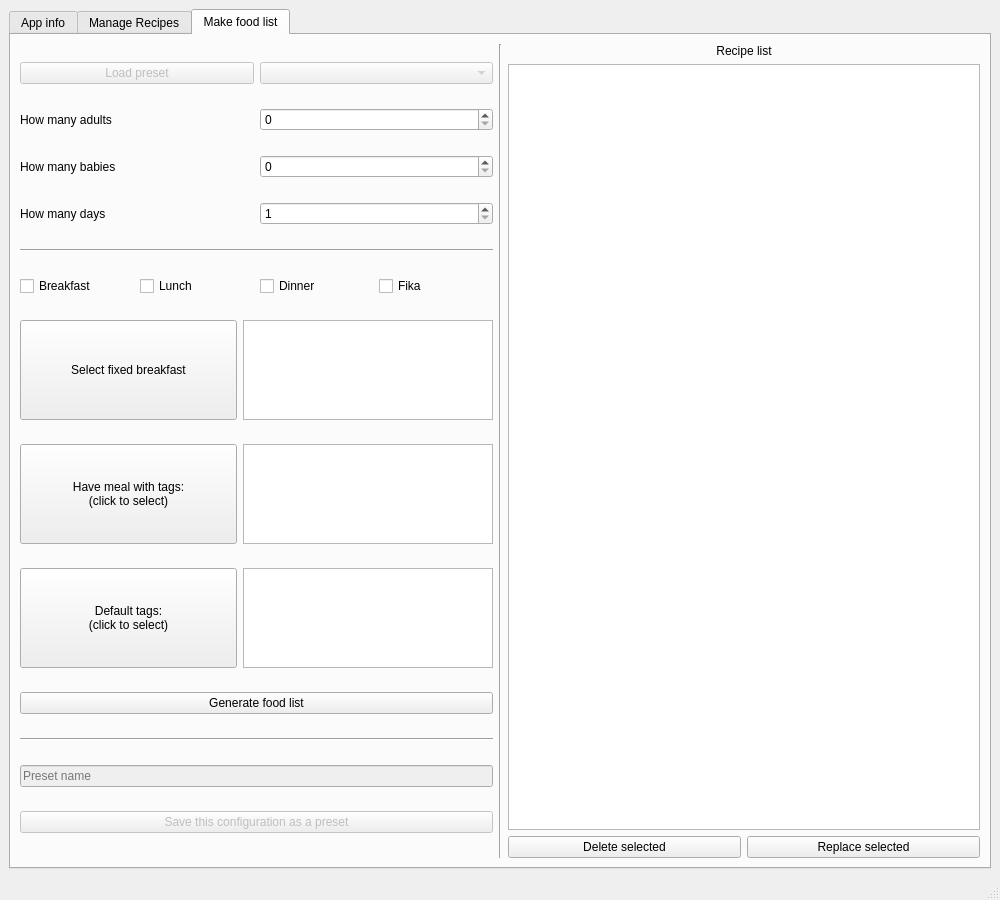
Qt form main_window.ui (slevasse/foodinator) before a commit.
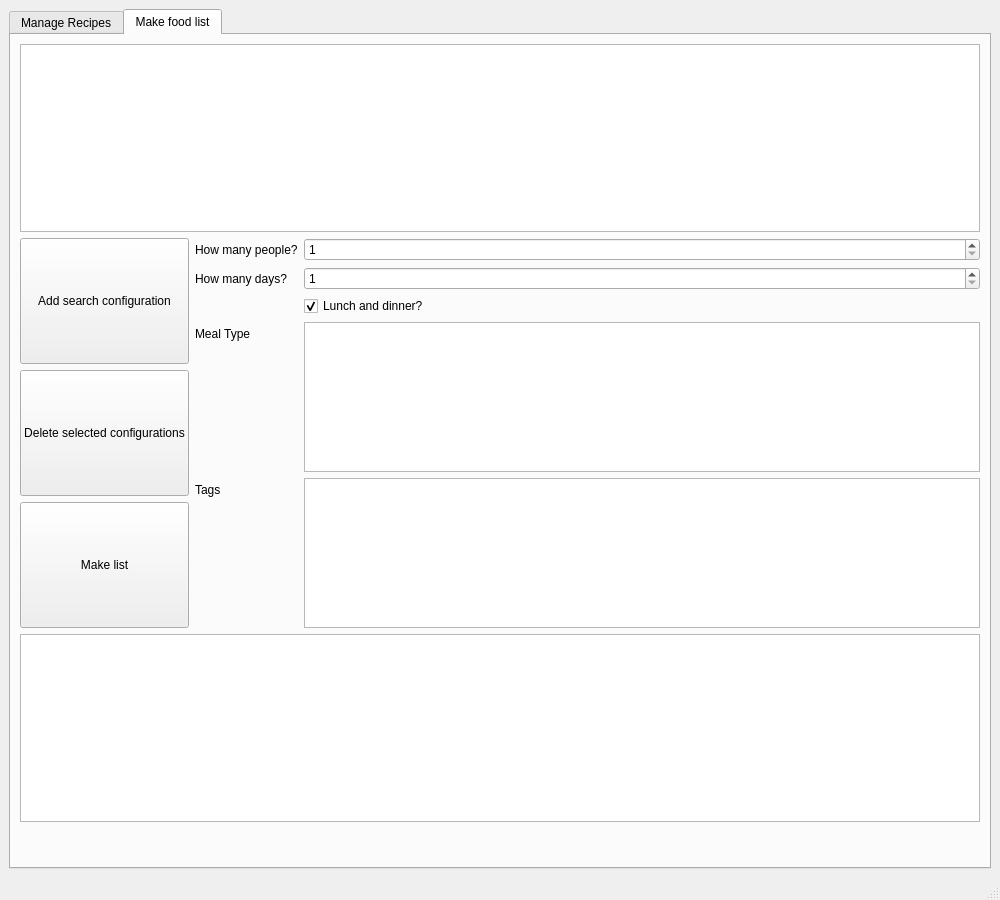
The same form after that commit.

```diff
--- a/main_window.ui
+++ b/main_window.ui
@@ -23,48 +23,6 @@
       <property name="currentIndex">
        <number>2</number>
       </property>
-      <widget class="QWidget" name="tab">
-       <attribute name="title">
-        <string>App info</string>
-       </attribute>
-       <layout class="QGridLayout" name="gridLayout_2">
-        <item row="1" column="1">
-         <widget class="QLabel" name="label_recipe_count">
-          <property name="text">
-           <string>Number of recipe stored:</string>
-          </property>
-         </widget>
-        </item>
-        <item row="1" column="2">
-         <widget class="QLabel" name="label_number_of_recipe">
-          <property name="text">
-           <string>0</string>
-          </property>
-         </widget>
-        </item>
-        <item row="0" column="2">
-         <widget class="QLabel" name="label_current_food_list_path">
-          <property name="text">
-           <string>recipe_list_db.json</string>
-          </property>
-         </widget>
-        </item>
-        <item row="0" column="1">
-         <widget class="QLabel" name="label">
-          <property name="text">
-           <string>Current recipe list path:</string>
-          </property>
-         </widget>
-        </item>
-        <item row="0" column="3">
-         <widget class="QPushButton" name="pushButton_select_food_list">
-          <property name="text">
-           <string>Select another recipe list</string>
-          </property>
-         </widget>
-        </item>
-       </layout>
-      </widget>
       <widget class="QWidget" name="tab_3">
        <attribute name="title">
         <string>Manage Recipes</string>
@@ -234,6 +192,41 @@
           </item>
          </layout>
         </item>
+        <item>
+         <layout class="QHBoxLayout" name="horizontalLayout_5">
+          <item>
+           <widget class="QLabel" name="label_9">
+            <property name="text">
+             <string>Current recipe list path:</string>
+            </property>
+           </widget>
+          </item>
+          <item>
+           <widget class="QLabel" name="label_current_food_list_path">
+            <property name="text">
+             <string>recipe_list_db.json</string>
+            </property>
+           </widget>
+          </item>
+          <item>
+           <widget class="QPushButton" name="pushButton_select_food_list">
+            <property name="text">
+             <string>Select recipe list location</string>
+            </property>
+           </widget>
+          </item>
+          <item>
+           <widget class="QLCDNumber" name="label_number_of_recipe">
+            <property name="frameShape">
+             <enum>QFrame::Panel</enum>
+            </property>
+            <property name="frameShadow">
+             <enum>QFrame::Sunken</enum>
+            </property>
+           </widget>
+          </item>
+         </layout>
+        </item>
        </layout>
       </widget>
       <widget class="QWidget" name="tab_2">
@@ -241,322 +234,190 @@
         <string>Make food list</string>
        </attribute>
        <layout class="QHBoxLayout" name="horizontalLayout_9">
-        <item>
-         <layout class="QVBoxLayout" name="verticalLayout_base">
-          <item>
-           <layout class="QHBoxLayout" name="horizontalLayout_12">
-            <item>
-             <widget class="QPushButton" name="pushButton_load_preset">
-              <property name="enabled">
-               <bool>false</bool>
-              </property>
-              <property name="text">
-               <string>Load preset</string>
-              </property>
-             </widget>
-            </item>
-            <item>
-             <widget class="QComboBox" name="comboBox_select_preset">
-              <property name="enabled">
-               <bool>false</bool>
-              </property>
-             </widget>
-            </item>
-           </layout>
-          </item>
-          <item>
-           <layout class="QHBoxLayout" name="horizontalLayout_6">
-            <item>
-             <widget class="QLabel" name="label_3">
-              <property name="text">
-               <string>How many adults</string>
-              </property>
-             </widget>
-            </item>
-            <item>
-             <widget class="QSpinBox" name="spinBox_adult_count">
-              <property name="minimum">
-               <number>0</number>
-              </property>
-              <property name="value">
-               <number>0</number>
-              </property>
-             </widget>
-            </item>
-           </layout>
-          </item>
-          <item>
-           <layout class="QHBoxLayout" name="horizontalLayout_7">
-            <item>
-             <widget class="QLabel" name="label_14">
-              <property name="text">
-               <string>How many babies</string>
-              </property>
-             </widget>
-            </item>
-            <item>
-             <widget class="QSpinBox" name="spinBox_baby_count"/>
-            </item>
-           </layout>
-          </item>
-          <item>
-           <layout class="QHBoxLayout" name="horizontalLayout_5">
-            <item>
-             <widget class="QLabel" name="label_2">
-              <property name="text">
-               <string>How many days</string>
-              </property>
-             </widget>
-            </item>
-            <item>
-             <widget class="QSpinBox" name="spinBox_day_count">
-              <property name="minimum">
-               <number>1</number>
-              </property>
-             </widget>
-            </item>
-           </layout>
-          </item>
-          <item>
-           <widget class="Line" name="line_3">
-            <property name="orientation">
-             <enum>Qt::Horizontal</enum>
-            </property>
-           </widget>
-          </item>
-          <item>
-           <layout class="QHBoxLayout" name="horizontalLayout_8">
-            <item>
-             <widget class="QCheckBox" name="checkBox_breakfast">
-              <property name="text">
-               <string>Breakfast</string>
-              </property>
-             </widget>
-            </item>
-            <item>
-             <widget class="QCheckBox" name="checkBox_lunch">
-              <property name="text">
-               <string>Lunch</string>
-              </property>
-             </widget>
-            </item>
-            <item>
-             <widget class="QCheckBox" name="checkBox_dinner">
-              <property name="text">
-               <string>Dinner</string>
-              </property>
-             </widget>
-            </item>
-            <item>
-             <widget class="QCheckBox" name="checkBox_fika">
-              <property name="text">
-               <string>Fika</string>
-              </property>
-             </widget>
-            </item>
-           </layout>
-          </item>
-          <item>
-           <layout class="QHBoxLayout" name="horizontalLayout_13">
-            <property name="sizeConstraint">
-             <enum>QLayout::SetDefaultConstraint</enum>
-            </property>
-            <property name="topMargin">
-             <number>0</number>
-            </property>
-            <item>
-             <widget class="QPushButton" name="pushButton_select_fixed_breakfast">
-              <property name="sizePolicy">
-               <sizepolicy hsizetype="Minimum" vsizetype="Minimum">
-                <horstretch>0</horstretch>
-                <verstretch>0</verstretch>
-               </sizepolicy>
-              </property>
-              <property name="maximumSize">
-               <size>
-                <width>16777215</width>
-                <height>100</height>
-               </size>
-              </property>
-              <property name="text">
-               <string>Select fixed breakfast</string>
-              </property>
-             </widget>
-            </item>
-            <item>
-             <widget class="QTableWidget" name="tableWidget_fixed_breakfast">
-              <property name="sizePolicy">
-               <sizepolicy hsizetype="Expanding" vsizetype="Minimum">
-                <horstretch>0</horstretch>
-                <verstretch>0</verstretch>
-               </sizepolicy>
-              </property>
-              <property name="maximumSize">
-               <size>
-                <width>250</width>
-                <height>100</height>
-               </size>
-              </property>
-             </widget>
-            </item>
-           </layout>
-          </item>
-          <item>
-           <layout class="QHBoxLayout" name="horizontalLayout_11">
-            <item>
-             <widget class="QPushButton" name="pushButton">
-              <property name="sizePolicy">
-               <sizepolicy hsizetype="Minimum" vsizetype="Minimum">
-                <horstretch>0</horstretch>
-                <verstretch>0</verstretch>
-               </sizepolicy>
-              </property>
-              <property name="maximumSize">
-               <size>
-                <width>16777215</width>
-                <height>100</height>
-               </size>
-              </property>
-              <property name="text">
-               <string>Have meal with tags:
-(click to select)</string>
-              </property>
-             </widget>
-            </item>
-            <item>
-             <widget class="QTableWidget" name="tableWidget_required_tags">
-              <property name="sizePolicy">
-               <sizepolicy hsizetype="Expanding" vsizetype="Minimum">
-                <horstretch>0</horstretch>
-                <verstretch>0</verstretch>
-               </sizepolicy>
-              </property>
-              <property name="maximumSize">
-               <size>
-                <width>250</width>
-                <height>100</height>
-               </size>
-              </property>
-             </widget>
-            </item>
-           </layout>
-          </item>
-          <item>
-           <layout class="QHBoxLayout" name="horizontalLayout_10">
-            <item>
-             <widget class="QPushButton" name="pushButton_2">
-              <property name="sizePolicy">
-               <sizepolicy hsizetype="Minimum" vsizetype="Minimum">
-                <horstretch>0</horstretch>
-                <verstretch>0</verstretch>
-               </sizepolicy>
-              </property>
-              <property name="maximumSize">
-               <size>
-                <width>16777215</width>
-                <height>100</height>
-               </size>
-              </property>
-              <property name="text">
-               <string>Default tags:
-(click to select)</string>
-              </property>
-             </widget>
-            </item>
-            <item>
-             <widget class="QListWidget" name="listWidget_default_tag">
-              <property name="sizePolicy">
-               <sizepolicy hsizetype="Expanding" vsizetype="Minimum">
-                <horstretch>0</horstretch>
-                <verstretch>0</verstretch>
-               </sizepolicy>
-              </property>
-              <property name="maximumSize">
-               <size>
-                <width>250</width>
-                <height>100</height>
-               </size>
-              </property>
-             </widget>
-            </item>
-           </layout>
-          </item>
-          <item>
-           <widget class="QPushButton" name="pushButton_generate_foodlist">
-            <property name="text">
-             <string>Generate food list</string>
-            </property>
-           </widget>
-          </item>
-          <item>
-           <widget class="Line" name="line_2">
-            <property name="orientation">
-             <enum>Qt::Horizontal</enum>
-            </property>
-           </widget>
-          </item>
-          <item>
-           <widget class="QLineEdit" name="lineEdit_configuration_preset_name">
-            <property name="enabled">
-             <bool>false</bool>
-            </property>
-            <property name="placeholderText">
-             <string>Preset name</string>
-            </property>
-           </widget>
-          </item>
-          <item>
-           <widget class="QPushButton" name="pushButton_save_as_preset">
-            <property name="enabled">
-             <bool>false</bool>
-            </property>
-            <property name="text">
-             <string>Save this configuration as a preset</string>
-            </property>
-           </widget>
-          </item>
-         </layout>
-        </item>
-        <item>
-         <widget class="Line" name="line">
-          <property name="orientation">
-           <enum>Qt::Vertical</enum>
-          </property>
-         </widget>
-        </item>
         <item>
          <layout class="QVBoxLayout" name="verticalLayout_4">
           <item>
-           <widget class="QLabel" name="label_generated_food_list">
-            <property name="text">
-             <string>Recipe list</string>
-            </property>
-            <property name="alignment">
-             <set>Qt::AlignCenter</set>
-            </property>
-           </widget>
+           <widget class="QTableWidget" name="tableWidget_search_configurations"/>
           </item>
           <item>
-           <widget class="QTableWidget" name="tableWidget_selected_recipe"/>
-          </item>
-          <item>
-           <layout class="QHBoxLayout" name="horizontalLayout_14">
+           <layout class="QHBoxLayout" name="horizontalLayout_6">
             <item>
-             <widget class="QPushButton" name="pushButton_delete_selected_recipe">
-              <property name="text">
-               <string>Delete selected</string>
-              </property>
-             </widget>
+             <layout class="QVBoxLayout" name="verticalLayout_5">
+              <item>
+               <widget class="QPushButton" name="pushButton_add_search_configuration">
+                <property name="sizePolicy">
+                 <sizepolicy hsizetype="Minimum" vsizetype="Expanding">
+                  <horstretch>0</horstretch>
+                  <verstretch>0</verstretch>
+                 </sizepolicy>
+                </property>
+                <property name="text">
+                 <string>Add search configuration</string>
+                </property>
+               </widget>
+              </item>
+              <item>
+               <widget class="QPushButton" name="pushButton_delete_selected_configurations">
+                <property name="sizePolicy">
+                 <sizepolicy hsizetype="Minimum" vsizetype="Expanding">
+                  <horstretch>0</horstretch>
+                  <verstretch>0</verstretch>
+                 </sizepolicy>
+                </property>
+                <property name="text">
+                 <string>Delete selected configurations</string>
+                </property>
+               </widget>
+              </item>
+              <item>
+               <widget class="QPushButton" name="pushButton_make_food_list">
+                <property name="sizePolicy">
+                 <sizepolicy hsizetype="Minimum" vsizetype="Expanding">
+                  <horstretch>0</horstretch>
+                  <verstretch>0</verstretch>
+                 </sizepolicy>
+                </property>
+                <property name="text">
+                 <string>Make list</string>
+                </property>
+               </widget>
+              </item>
+             </layout>
             </item>
             <item>
-             <widget class="QPushButton" name="pushButton_replace_selected_recipe">
-              <property name="text">
-               <string>Replace selected</string>
+             <layout class="QFormLayout" name="formLayout">
+              <property name="labelAlignment">
+               <set>Qt::AlignLeading|Qt::AlignLeft|Qt::AlignVCenter</set>
               </property>
-             </widget>
+              <property name="formAlignment">
+               <set>Qt::AlignLeading|Qt::AlignLeft|Qt::AlignTop</set>
+              </property>
+              <item row="4" column="0">
+               <widget class="QLabel" name="label_4">
+                <property name="text">
+                 <string>Meal Type</string>
+                </property>
+               </widget>
+              </item>
+              <item row="4" column="1">
+               <widget class="QListWidget" name="listWidget_search_meal_type">
+                <property name="sizePolicy">
+                 <sizepolicy hsizetype="Expanding" vsizetype="Minimum">
+                  <horstretch>0</horstretch>
+                  <verstretch>0</verstretch>
+                 </sizepolicy>
+                </property>
+                <property name="maximumSize">
+                 <size>
+                  <width>16777215</width>
+                  <height>150</height>
+                 </size>
+                </property>
+                <property name="editTriggers">
+                 <set>QAbstractItemView::NoEditTriggers</set>
+                </property>
+                <property name="selectionMode">
+                 <enum>QAbstractItemView::SingleSelection</enum>
+                </property>
+               </widget>
+              </item>
+              <item row="2" column="0">
+               <widget class="QLabel" name="label_3">
+                <property name="text">
+                 <string>How many days?</string>
+                </property>
+               </widget>
+              </item>
+              <item row="2" column="1">
+               <widget class="QSpinBox" name="spinBox_how_many_days">
+                <property name="minimum">
+                 <number>1</number>
+                </property>
+               </widget>
+              </item>
+              <item row="1" column="0">
+               <widget class="QLabel" name="label_2">
+                <property name="text">
+                 <string>How many people?</string>
+                </property>
+               </widget>
+              </item>
+              <item row="1" column="1">
+               <widget class="QSpinBox" name="spinBox_search_how_many_people">
+                <property name="suffix">
+                 <string/>
+                </property>
+                <property name="minimum">
+                 <number>1</number>
+                </property>
+                <property name="value">
+                 <number>1</number>
+                </property>
+               </widget>
+              </item>
+              <item row="5" column="0">
+               <widget class="QLabel" name="label_5">
+                <property name="text">
+                 <string>Tags</string>
+                </property>
+               </widget>
+              </item>
+              <item row="5" column="1">
+               <widget class="QListWidget" name="listWidget_search_meal_tags">
+                <property name="sizePolicy">
+                 <sizepolicy hsizetype="Expanding" vsizetype="Minimum">
+                  <horstretch>0</horstretch>
+                  <verstretch>0</verstretch>
+                 </sizepolicy>
+                </property>
+                <property name="maximumSize">
+                 <size>
+                  <width>16777215</width>
+                  <height>150</height>
+                 </size>
+                </property>
+                <property name="editTriggers">
+                 <set>QAbstractItemView::NoEditTriggers</set>
+                </property>
+                <property name="selectionMode">
+                 <enum>QAbstractItemView::ExtendedSelection</enum>
+                </property>
+               </widget>
+              </item>
+              <item row="3" column="1">
+               <widget class="QCheckBox" name="checkBox_main_count_as_lunch_and_dinner">
+                <property name="text">
+                 <string>Lunch and dinner?</string>
+                </property>
+                <property name="checked">
+                 <bool>true</bool>
+                </property>
+               </widget>
+              </item>
+             </layout>
             </item>
            </layout>
           </item>
+          <item>
+           <layout class="QVBoxLayout" name="verticalLayout_6">
+            <item>
+             <widget class="QTableWidget" name="tableWidget_search_results"/>
+            </item>
+           </layout>
+          </item>
+          <item>
+           <spacer name="verticalSpacer">
+            <property name="orientation">
+             <enum>Qt::Vertical</enum>
+            </property>
+            <property name="sizeHint" stdset="0">
+             <size>
+              <width>20</width>
+              <height>40</height>
+             </size>
+            </property>
+           </spacer>
+          </item>
          </layout>
         </item>
        </layout>
```
Left out of the diff: 2 changed lines with no effect on the pictures.
